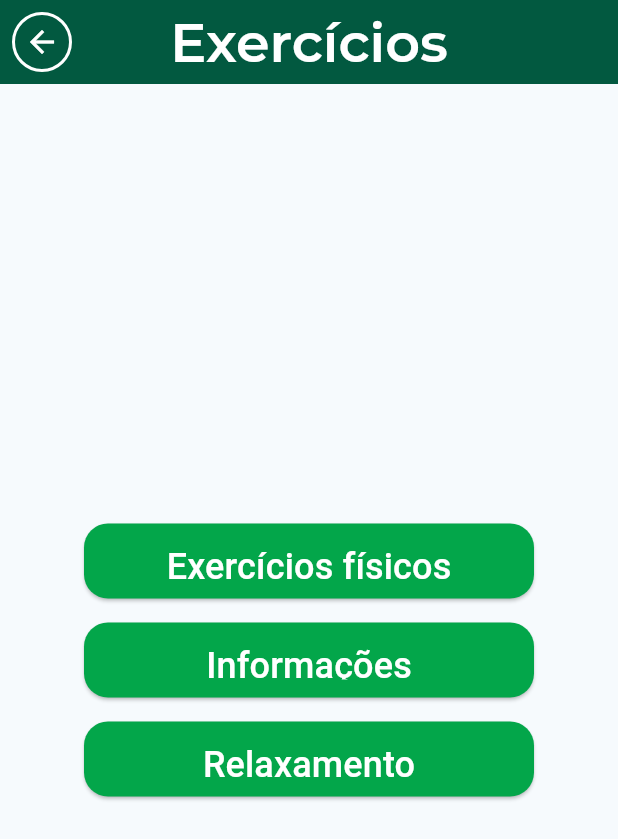
After one commit to artri-app/artri-app, a Flutter app: the ExercisePage screen opened directly, on a phone screen of 412 x 824 dp. The commit adds this screen. Shown: the top 839 px of the screen. Run offline on Flutter 3.47's test engine with Material 3 defaults, Android fonts, the phone set to English and light mode, and no system bars; our stand-ins replace gap, google_fonts.

Commit message:
fixes and refators

```diff
--- a/lib/views/app.dart
+++ b/lib/views/app.dart
@@ -1,6 +1,6 @@
-import 'package:artriapp/views/home_page/home_page.dart';
 import 'package:flutter/material.dart';
 import 'package:google_fonts/google_fonts.dart';
+import 'package:artriapp/views/login/login.dart';
 
 class App extends StatelessWidget {
   const App({super.key});
@@ -15,7 +15,7 @@ class App extends StatelessWidget {
         colorScheme: ColorScheme.fromSeed(seedColor: Colors.blueGrey),
         useMaterial3: true,
       ),
-      home: const HomePage(title: 'ArtriApp'),
+      home: const Login(),
     );
   }
 }
--- /dev/null
+++ b/lib/views/exercise/exercise_page.dart
@@ -0,0 +1,114 @@
+import 'package:flutter/material.dart';
+import 'package:gap/gap.dart';
+import 'package:google_fonts/google_fonts.dart';
+
+class ExercisePage extends StatelessWidget {
+  const ExercisePage({super.key});
+
+  @override
+  Widget build(BuildContext context) {
+    return Scaffold(
+      appBar: AppBar(
+        backgroundColor: Color(0xff025940),
+        title: const Text(
+          'Exercícios',
+        ),
+        centerTitle: true,
+        titleTextStyle: GoogleFonts.montserrat(
+          textStyle: const TextStyle(
+            color: Colors.white,
+            fontWeight: FontWeight.w600,
+            fontSize: 36,
+          ),
+        ),
+        leading: Padding(
+          padding: const EdgeInsets.all(8.0),
+          child: Container(
+            width: 48,
+            height: 48,
+            decoration: BoxDecoration(
+              shape: BoxShape.circle,
+              border: Border.all(
+                color: Colors.white,
+                width: 2.0,
+              ),
+            ),
+            child: const Center(
+              child: Icon(
+                Icons.arrow_back,
+                color: Colors.white,
+                size: 24,
+              ),
+            ),
+          ),
+        ),
+      ),
+      body: Center(
+        child: Column(
+          mainAxisAlignment: MainAxisAlignment.center,
+          children: <Widget>[
+            ElevatedButton(
+              onPressed: () {},
+              style: ElevatedButton.styleFrom(
+                backgroundColor: Color(0xFF03A64A),
+                padding:
+                    const EdgeInsets.symmetric(horizontal: 24, vertical: 12),
+                fixedSize: const Size(300, 50),
+                shape: RoundedRectangleBorder(
+                  borderRadius: BorderRadius.circular(16),
+                ),
+              ),
+              child: const Text(
+                'Exercícios físicos',
+                style: TextStyle(
+                  fontSize: 24,
+                  color: Colors.white,
+                ),
+              ),
+            ),
+            const Gap(16),
+            ElevatedButton(
+              onPressed: () {},
+              style: ElevatedButton.styleFrom(
+                backgroundColor: Color(0xFF03A64A),
+                padding:
+                    const EdgeInsets.symmetric(horizontal: 24, vertical: 12),
+                fixedSize: const Size(300, 50),
+                shape: RoundedRectangleBorder(
+                  borderRadius: BorderRadius.circular(16),
+                ),
+              ),
+              child: const Text(
+                'Informações',
+                style: TextStyle(
+                  fontSize: 24,
+                  color: Colors.white,
+                ),
+              ),
+            ),
+            const Gap(16),
+            ElevatedButton(
+              onPressed: () {},
+              style: ElevatedButton.styleFrom(
+                backgroundColor: Color(0xFF03A64A),
+                padding:
+                    const EdgeInsets.symmetric(horizontal: 24, vertical: 12),
+                fixedSize: const Size(300, 50),
+                shape: RoundedRectangleBorder(
+                  borderRadius: BorderRadius.circular(16),
+                ),
+              ),
+              child: const Text(
+                'Relaxamento',
+                style: TextStyle(
+                  fontSize: 24,
+                  color: Colors.white,
+                ),
+              ),
+            ),
+          ],
+        ),
+      ),
+    );
+  }
+}
--- a/lib/views/login/send_password.dart
+++ b/lib/views/login/send_password.dart
@@ -4,7 +4,7 @@ import 'package:flutter/material.dart';
 import 'package:google_fonts/google_fonts.dart';
 
 class SendPassword extends StatefulWidget {
-  const SendPassword({super.key, required this.title});
+  const SendPassword({super.key, this.title = 'ArtriApp'});
 
   final String title;
 
```
Also changed, not shown: lib/views/change_email/change_email_page.dart (+1 -12 lines), lib/views/change_password/change_password.dart (renamed from lib/views/change_password/change_password_page.dart, +1 -12 lines), lib/views/config/config_page.dart (renamed from lib/views/config_page/config_page.dart, +14 -21 lines), lib/views/info/info_page.dart (+44 -6 lines), lib/views/login/login.dart (+19 -3 lines), lib/views/widgets/navbar.dart (+29 -2 lines), lib/views/fatigue/fatigue_page.dart (renamed from lib/views/fatigue_page/fatigue_page.dart).
